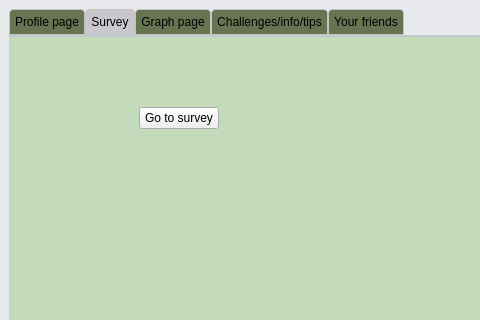
Qt form CO2_Tracker/mainwindow.ui (cgneo/CarbonTracker) before a commit; both pictures show x 0 to 480 and y 0 to 320 of the 921 by 670 pixel window.
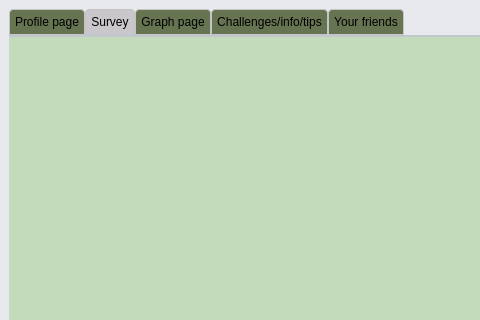
The same form after that commit. Icons and pictures are not drawn.

Commit message: Correction on connection of survey and mainwindow (general UI)

Patch:
```diff
--- a/CO2_Tracker/mainwindow.ui
+++ b/CO2_Tracker/mainwindow.ui
@@ -1282,19 +1282,6 @@
        <attribute name="title">
         <string>Survey</string>
        </attribute>
-       <widget class="QPushButton" name="pushButton">
-        <property name="geometry">
-         <rect>
-          <x>130</x>
-          <y>70</y>
-          <width>80</width>
-          <height>22</height>
-         </rect>
-        </property>
-        <property name="text">
-         <string>Go to survey</string>
-        </property>
-       </widget>
       </widget>
       <widget class="QWidget" name="tab_2">
        <attribute name="title">
```
The commit also changes 6 other files.
